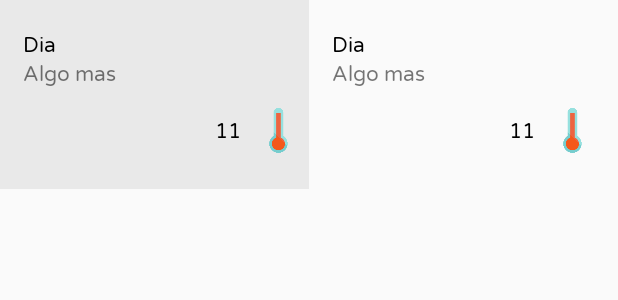
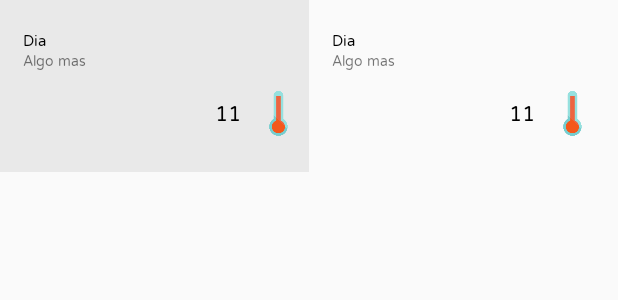
Before and after one commit to JamesJose7/DataVisualizerTester, an Android app: the layout more_info_temp_compare_list_item.xml on its own in the app's theme, with its tools: preview values and no code run, on a phone screen of 412 x 824 dp. Shown: the top 300 px of the screen. Run offline under Robolectric (Android 15) with nearby library versions, the phone set to English and light mode, and no system bars.

Commit message:
Fixed letter size on more info card

```diff
--- a/app/src/main/res/layout/more_info_temp_compare_list_item.xml
+++ b/app/src/main/res/layout/more_info_temp_compare_list_item.xml
@@ -30,12 +30,14 @@
                 android:layout_width="wrap_content"
                 android:layout_height="wrap_content"
                 android:textColor="#000"
+                android:textSize="10sp"
                 android:text="Dia"/>
 
             <TextView
                 android:id="@+id/temp_item_secondary_description"
                 android:layout_width="wrap_content"
                 android:layout_height="wrap_content"
+                android:textSize="9sp"
                 android:text="Algo mas"/>
 
 
@@ -101,12 +103,14 @@
                 android:layout_width="wrap_content"
                 android:layout_height="wrap_content"
                 android:textColor="#000"
+                android:textSize="10sp"
                 android:text="Dia"/>
 
             <TextView
                 android:id="@+id/temp_item_secondary_description2"
                 android:layout_width="wrap_content"
                 android:layout_height="wrap_content"
+                android:textSize="9sp"
                 android:text="Algo mas"/>
 
 
```
